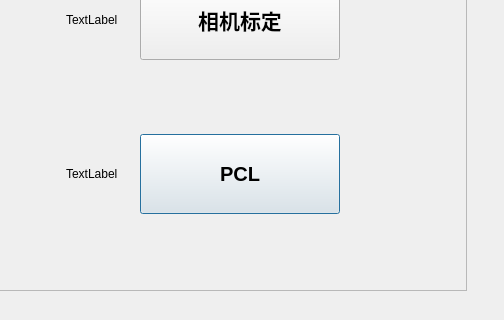
Before: the Qt Designer form src/admin_system.ui in wangrichaoren/ToolBox, drawn with Qt 5; both pictures show x 93 to 597 and y 481 to 801 of the 597 by 801 pixel window.
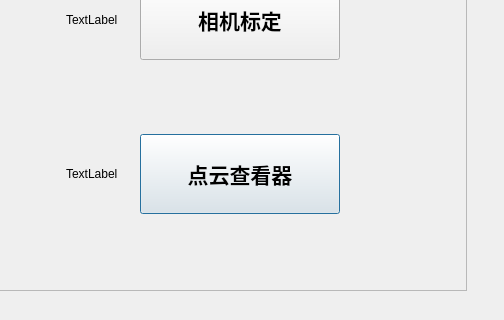
After: the same form once the commit is applied.

```diff
--- a/src/admin_system.ui
+++ b/src/admin_system.ui
@@ -143,13 +143,13 @@
          </property>
          <property name="font">
           <font>
-           <pointsize>15</pointsize>
+           <pointsize>16</pointsize>
            <weight>75</weight>
            <bold>true</bold>
           </font>
          </property>
          <property name="text">
-          <string>PCL</string>
+          <string>点云查看器</string>
          </property>
         </widget>
        </item>
```
